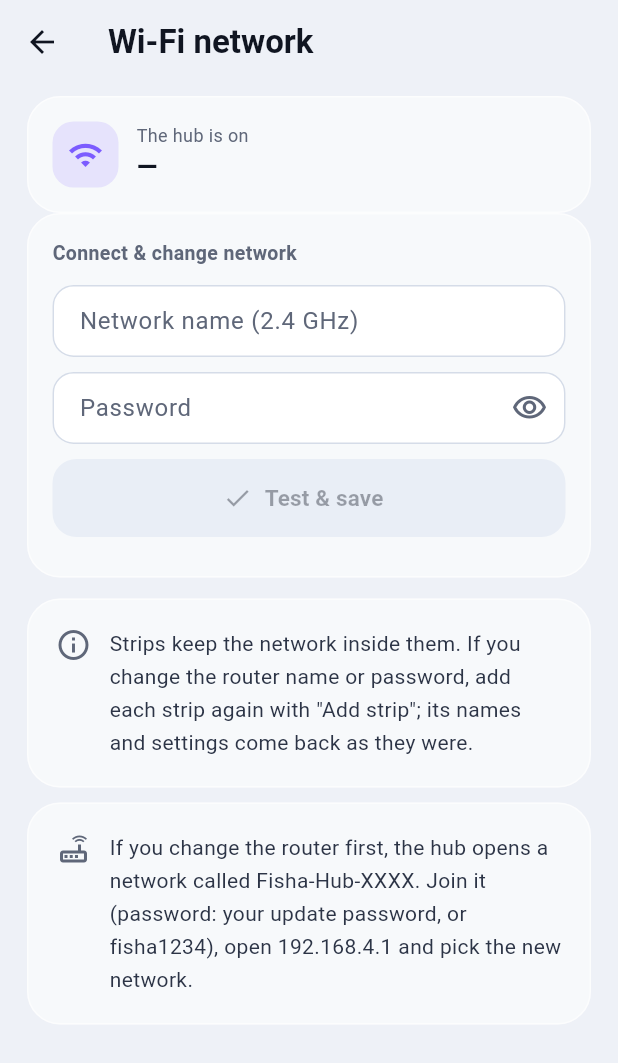
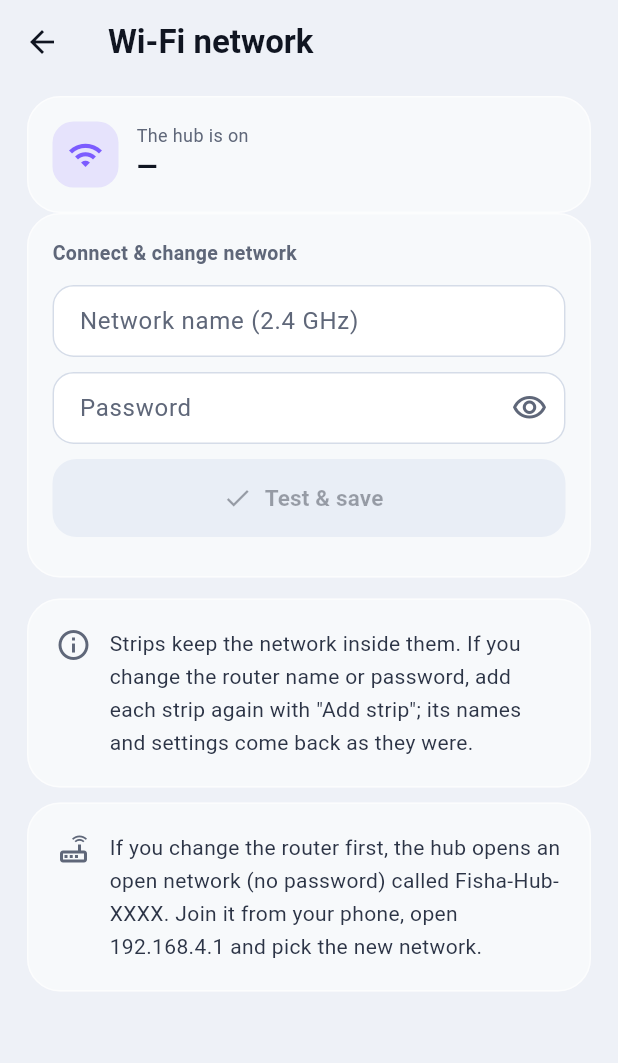
Before and after one commit to ahmadalhelly/fisha, a Flutter app: the WifiScreen screen opened directly with empty values, on a phone screen of 412 x 824 dp. Shown: the top 1063 px of the screen. Run offline on Flutter 3.47's test engine with Material 3 defaults, Android fonts, the phone set to English and light mode, and no system bars; our stand-ins replace file_picker, flutter_local_notifications, google_fonts, google_sign_in, local_auth, open_filex and 1 more; missing offline and left inert: flutter_foreground_task, mqtt_client; accounts and stored records are empty; network calls fail.

Commit message:
تصحيح صفحة الوايفاي: شبكة الطوارئ Fisha-Hub-XXXX مفتوحة بدون باسورد
النص القديم كان يقول إن الباسورد "باسورد التحديث أو fisha1234"، لكن كود الهاب الحالي
(WiFi.softAP بدون باسورد) بيفتحها من غير حماية خالص من الأساس.

Co-Authored-By: Claude Sonnet 5 <noreply@anthropic.com>
Claude-Session: https://claude.ai/code/session_01QvvZ1YnCYbFPrnb7Qh5Lna

```diff
--- a/app/lib/screens/wifi_screen.dart
+++ b/app/lib/screens/wifi_screen.dart
@@ -102,7 +102,7 @@ class _WifiScreenState extends State<WifiScreen> {
             const SizedBox(height: 14),
             emptyCard(_tr('المشتركات بتحفظ الشبكة جواها. لو غيّرت اسم أو باسورد الراوتر نفسه، كل مشترك محتاج تضيفه تاني من "إضافة مشترك"، وأساميه وإعداداته هترجع زي ما هي.', 'Strips keep the network inside them. If you change the router name or password, add each strip again with "Add strip"; its names and settings come back as they were.'), icon: Icons.info_outline),
             const SizedBox(height: 10),
-            emptyCard(_tr('لو غيّرت الراوتر قبل ما تغيّر هنا، الـ Hub هيفتح شبكة اسمها Fisha-Hub-XXXX. ادخل عليها من الموبايل (الباسورد هو باسورد التحديث، أو fisha1234) وافتح 192.168.4.1 واختار الشبكة الجديدة.', 'If you change the router first, the hub opens a network called Fisha-Hub-XXXX. Join it (password: your update password, or fisha1234), open 192.168.4.1 and pick the new network.'), icon: Icons.router_outlined),
+            emptyCard(_tr('لو غيّرت الراوتر قبل ما تغيّر هنا، الـ Hub هيفتح شبكة مفتوحة (من غير باسورد) اسمها Fisha-Hub-XXXX. ادخل عليها من الموبايل، وافتح 192.168.4.1 واختار الشبكة الجديدة.', 'If you change the router first, the hub opens an open network (no password) called Fisha-Hub-XXXX. Join it from your phone, open 192.168.4.1 and pick the new network.'), icon: Icons.router_outlined),
           ]),
         ),
       ),
```
